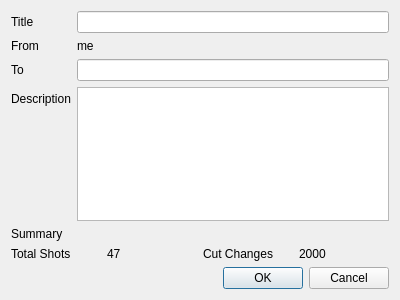
Above: resources/submit_dialog.ui from shotgunsoftware/tk-multi-importcut before the change. Below: the same form after it.
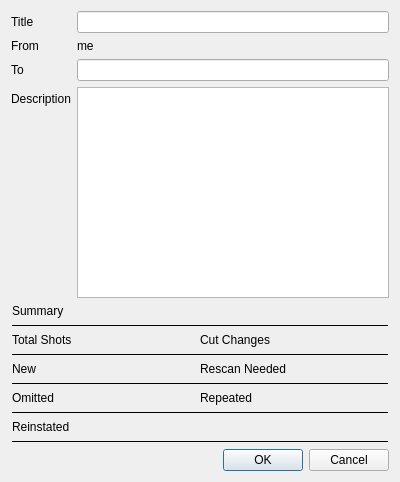
That is the form after the change.

Diff of the .ui file:
```diff
--- a/resources/submit_dialog.ui
+++ b/resources/submit_dialog.ui
@@ -7,7 +7,7 @@
     <x>0</x>
     <y>0</y>
     <width>400</width>
-    <height>300</height>
+    <height>482</height>
    </rect>
   </property>
   <property name="windowTitle">
@@ -70,38 +70,264 @@
    </item>
    <item>
     <layout class="QGridLayout" name="gridLayout">
-     <item row="0" column="0">
-      <widget class="QLabel" name="label_6">
+     <property name="leftMargin">
+      <number>1</number>
+     </property>
+     <property name="topMargin">
+      <number>0</number>
+     </property>
+     <property name="rightMargin">
+      <number>1</number>
+     </property>
+     <property name="bottomMargin">
+      <number>0</number>
+     </property>
+     <property name="horizontalSpacing">
+      <number>0</number>
+     </property>
+     <property name="verticalSpacing">
+      <number>-1</number>
+     </property>
+     <item row="7" column="0" colspan="4">
+      <widget class="Line" name="line_3">
+       <property name="frameShadow">
+        <enum>QFrame::Plain</enum>
+       </property>
+       <property name="orientation">
+        <enum>Qt::Horizontal</enum>
+       </property>
+      </widget>
+     </item>
+     <item row="6" column="0">
+      <widget class="QLabel" name="label_9">
+       <property name="styleSheet">
+        <string notr="true"/>
+       </property>
        <property name="text">
-        <string>Summary</string>
+        <string>Omitted</string>
        </property>
+       <property name="margin">
+        <number>0</number>
+       </property>
       </widget>
      </item>
-     <item row="1" column="0">
+     <item row="4" column="0">
+      <widget class="QLabel" name="label_3">
+       <property name="styleSheet">
+        <string notr="true"/>
+       </property>
+       <property name="text">
+        <string>New</string>
+       </property>
+       <property name="margin">
+        <number>0</number>
+       </property>
+      </widget>
+     </item>
+     <item row="2" column="0">
       <widget class="QLabel" name="label_7">
+       <property name="styleSheet">
+        <string notr="true"/>
+       </property>
+       <property name="frameShape">
+        <enum>QFrame::NoFrame</enum>
+       </property>
        <property name="text">
         <string>Total Shots</string>
        </property>
+       <property name="margin">
+        <number>0</number>
+       </property>
       </widget>
      </item>
-     <item row="1" column="1">
-      <widget class="QLabel" name="label_9">
+     <item row="4" column="2">
+      <widget class="QLabel" name="label_8">
+       <property name="styleSheet">
+        <string notr="true"/>
+       </property>
        <property name="text">
-        <string>47</string>
+        <string>Rescan Needed</string>
        </property>
       </widget>
      </item>
-     <item row="1" column="2">
+     <item row="0" column="0" colspan="4">
+      <widget class="QLabel" name="label_6">
+       <property name="styleSheet">
+        <string notr="true">border-bottom: 1px solid black;
+</string>
+       </property>
+       <property name="frameShape">
+        <enum>QFrame::NoFrame</enum>
+       </property>
+       <property name="text">
+        <string>Summary</string>
+       </property>
+       <property name="margin">
+        <number>0</number>
+       </property>
+      </widget>
+     </item>
+     <item row="4" column="3">
+      <widget class="QLabel" name="rescans_label">
+       <property name="styleSheet">
+        <string notr="true"/>
+       </property>
+       <property name="text">
+        <string/>
+       </property>
+       <property name="alignment">
+        <set>Qt::AlignCenter</set>
+       </property>
+      </widget>
+     </item>
+     <item row="8" column="0">
+      <widget class="QLabel" name="label_11">
+       <property name="styleSheet">
+        <string notr="true"/>
+       </property>
+       <property name="text">
+        <string>Reinstated</string>
+       </property>
+       <property name="margin">
+        <number>0</number>
+       </property>
+      </widget>
+     </item>
+     <item row="6" column="3">
+      <widget class="QLabel" name="repeated_label">
+       <property name="styleSheet">
+        <string notr="true"/>
+       </property>
+       <property name="text">
+        <string/>
+       </property>
+       <property name="alignment">
+        <set>Qt::AlignCenter</set>
+       </property>
+      </widget>
+     </item>
+     <item row="2" column="3">
+      <widget class="QLabel" name="cut_changes_label">
+       <property name="styleSheet">
+        <string notr="true"/>
+       </property>
+       <property name="text">
+        <string/>
+       </property>
+       <property name="alignment">
+        <set>Qt::AlignCenter</set>
+       </property>
+      </widget>
+     </item>
+     <item row="2" column="1">
+      <widget class="QLabel" name="total_shots_label">
+       <property name="styleSheet">
+        <string notr="true"/>
+       </property>
+       <property name="text">
+        <string/>
+       </property>
+       <property name="alignment">
+        <set>Qt::AlignCenter</set>
+       </property>
+      </widget>
+     </item>
+     <item row="2" column="2">
       <widget class="QLabel" name="label_12">
+       <property name="styleSheet">
+        <string notr="true"/>
+       </property>
        <property name="text">
         <string>Cut Changes</string>
        </property>
       </widget>
      </item>
-     <item row="1" column="3">
-      <widget class="QLabel" name="label_13">
+     <item row="9" column="0" colspan="4">
+      <widget class="Line" name="line_5">
+       <property name="frameShadow">
+        <enum>QFrame::Plain</enum>
+       </property>
+       <property name="orientation">
+        <enum>Qt::Horizontal</enum>
+       </property>
+      </widget>
+     </item>
+     <item row="4" column="1">
+      <widget class="QLabel" name="new_shots_label">
+       <property name="styleSheet">
+        <string notr="true"/>
+       </property>
        <property name="text">
-        <string>2000</string>
+        <string/>
+       </property>
+       <property name="alignment">
+        <set>Qt::AlignCenter</set>
+       </property>
+      </widget>
+     </item>
+     <item row="1" column="0" colspan="4">
+      <widget class="Line" name="line_1">
+       <property name="frameShadow">
+        <enum>QFrame::Plain</enum>
+       </property>
+       <property name="orientation">
+        <enum>Qt::Horizontal</enum>
+       </property>
+      </widget>
+     </item>
+     <item row="8" column="1">
+      <widget class="QLabel" name="reinstated_label">
+       <property name="styleSheet">
+        <string notr="true"/>
+       </property>
+       <property name="text">
+        <string/>
+       </property>
+       <property name="alignment">
+        <set>Qt::AlignCenter</set>
+       </property>
+      </widget>
+     </item>
+     <item row="6" column="1">
+      <widget class="QLabel" name="omitted_label">
+       <property name="styleSheet">
+        <string notr="true"/>
+       </property>
+       <property name="text">
+        <string/>
+       </property>
+       <property name="alignment">
+        <set>Qt::AlignCenter</set>
+       </property>
+      </widget>
+     </item>
+     <item row="3" column="0" colspan="4">
+      <widget class="Line" name="line_4">
+       <property name="frameShadow">
+        <enum>QFrame::Plain</enum>
+       </property>
+       <property name="orientation">
+        <enum>Qt::Horizontal</enum>
+       </property>
+      </widget>
+     </item>
+     <item row="5" column="0" colspan="4">
+      <widget class="Line" name="line_2">
+       <property name="frameShadow">
+        <enum>QFrame::Plain</enum>
+       </property>
+       <property name="orientation">
+        <enum>Qt::Horizontal</enum>
+       </property>
+      </widget>
+     </item>
+     <item row="6" column="2">
+      <widget class="QLabel" name="label_10">
+       <property name="styleSheet">
+        <string notr="true"/>
+       </property>
+       <property name="text">
+        <string>Repeated</string>
        </property>
       </widget>
      </item>
```
